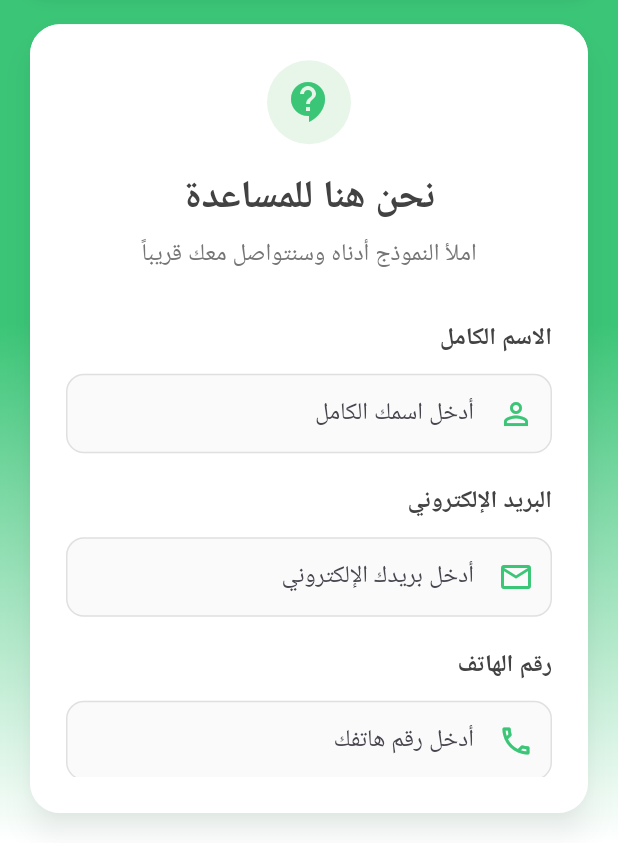
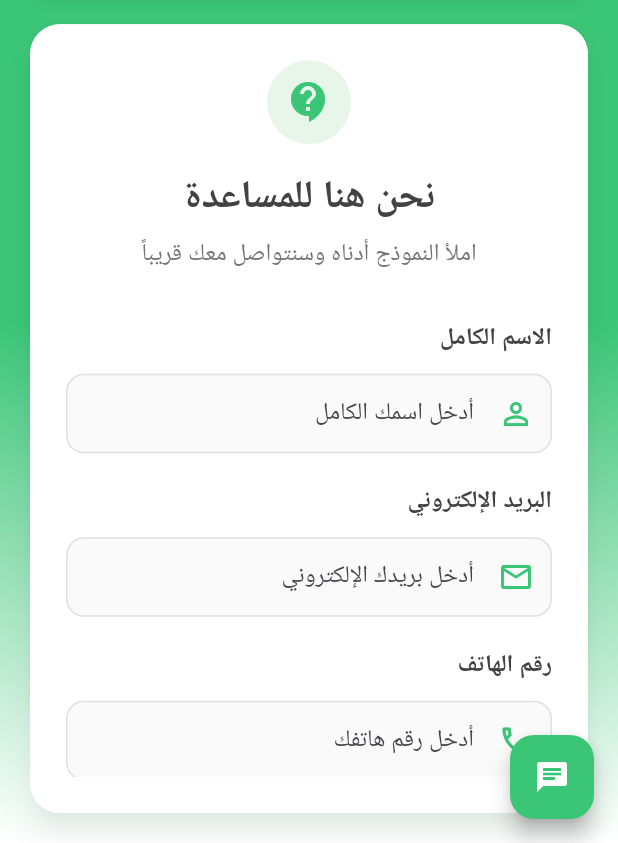
Before and after one commit to Project-SuperCycle/supercycle_app, a Flutter app: the screen it shows after launch, on a phone screen of 412 x 824 dp, the part 393-1236 px from its top. Run offline on Flutter 3.47's test engine with Material 3 defaults, Android fonts, the phone set to English and light mode, and no system bars; our stand-ins replace bloc, curved_navigation_bar, dartz, device_preview, dio, dropdown_button2 and 13 more; missing offline and left inert: flutter_facebook_auth; accounts and stored records are empty.

Commit message:
Floating button

```diff
--- a/lib/features/contact_us/presentation/widget/contact_us_view_body.dart
+++ b/lib/features/contact_us/presentation/widget/contact_us_view_body.dart
@@ -5,8 +5,9 @@ import 'package:supercycle_app/core/utils/contact_strings.dart';
 import 'package:supercycle_app/features/contact_us/presentation/controllers/form_controller.dart';
 import 'package:supercycle_app/features/contact_us/presentation/widget/contact_app_bar.dart';
 import 'package:supercycle_app/features/contact_us/presentation/widget/contact_body.dart';
+import 'package:supercycle_app/features/contact_us/presentation/widget/floating_button.dart';
 import 'package:supercycle_app/features/contact_us/presentation/widget/success_dialog.dart';
-
+import 'package:url_launcher/url_launcher.dart';
 
 class ContactUsViewBody extends StatefulWidget {
   final ContactService? contactService;
@@ -153,6 +154,7 @@ class _ContactUsViewBodyState extends State<ContactUsViewBody>
   }
 
   @override
+  @override
   Widget build(BuildContext context) {
     return Directionality(
       textDirection: _isArabic ? TextDirection.rtl : TextDirection.ltr,
@@ -174,7 +176,35 @@ class _ContactUsViewBodyState extends State<ContactUsViewBody>
           isLoading: _isLoading,
           onSubmit: _submitForm,
         ),
+
+        floatingActionButton: FloatingButton(
+          isArabic: _isArabic,
+          onPressed: _openWhatsApp,
+        ),
+        floatingActionButtonLocation: _isArabic
+            ? FloatingActionButtonLocation.startFloat
+            : FloatingActionButtonLocation.endFloat,
+
       ),
     );
   }
+  Future<void> _openWhatsApp() async {
+    final phone = "201017185116"; // رقمك بكود الدولة بدون +
+    final message = Uri.encodeComponent("مرحبا، أحتاج إلى المساعدة");
+
+    final whatsappUrl = Uri.parse("whatsapp://send?phone=$phone&text=$message");
+    final fallbackUrl = Uri.parse("https://wa.me/$phone?text=$message");
+
+    if (await canLaunchUrl(whatsappUrl)) {
+      await launchUrl(whatsappUrl, mode: LaunchMode.externalApplication);
+    } else if (await canLaunchUrl(fallbackUrl)) {
+      await launchUrl(fallbackUrl, mode: LaunchMode.externalApplication);
+    } else {
+      debugPrint("WhatsApp is not installed");
+      ScaffoldMessenger.of(context).showSnackBar(
+        SnackBar(content: Text("من فضلك ثبّت واتساب على جهازك")),
+      );
+    }
+  }
+
 }
--- /dev/null
+++ b/lib/features/contact_us/presentation/widget/floating_button.dart
@@ -0,0 +1,26 @@
+import 'package:flutter/material.dart';
+
+class FloatingButton extends StatelessWidget {
+  final bool isArabic;
+  final VoidCallback onPressed;
+
+  const FloatingButton({
+    Key? key,
+    required this.isArabic,
+    required this.onPressed,
+  }) : super(key: key);
+
+  @override
+  Widget build(BuildContext context) {
+    return FloatingActionButton(
+      onPressed: onPressed,
+      backgroundColor: Color(0xFF3BC577),
+      child: Icon(
+          Icons.chat,
+          textDirection: TextDirection.ltr,
+          color: Colors.white,
+      ),
+      tooltip: isArabic ? "إرسال" : "Submit",
+    );
+  }
+}
```
Also changed, not shown: 1 other file.
